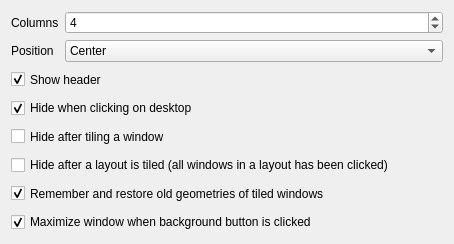
Above: package/contents/ui/config.ui from qewer33/Exquisite before the change. Below: the same form after it.
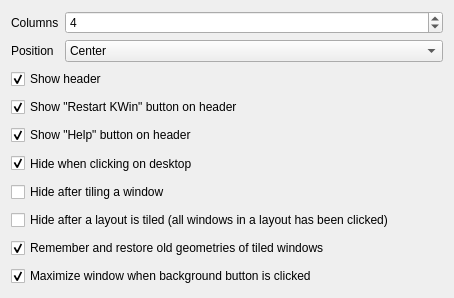
That is the form after the change.

Commit message: Add header buttons config

The edit to the form file:
```diff
--- a/package/contents/ui/config.ui
+++ b/package/contents/ui/config.ui
@@ -7,7 +7,7 @@
     <x>0</x>
     <y>0</y>
     <width>454</width>
-    <height>244</height>
+    <height>298</height>
    </rect>
   </property>
   <layout class="QVBoxLayout" name="verticalLayout">
@@ -101,6 +101,44 @@
      </property>
     </widget>
    </item>
+   <item>
+    <widget class="QCheckBox" name="kcfg_showRestartButton">
+     <property name="sizePolicy">
+      <sizepolicy hsizetype="Minimum" vsizetype="Expanding">
+       <horstretch>0</horstretch>
+       <verstretch>0</verstretch>
+      </sizepolicy>
+     </property>
+     <property name="text">
+      <string>Show &quot;Restart KWin&quot; button on header</string>
+     </property>
+     <property name="checkable">
+      <bool>true</bool>
+     </property>
+     <property name="checked">
+      <bool>true</bool>
+     </property>
+    </widget>
+   </item>
+   <item>
+    <widget class="QCheckBox" name="kcfg_showHelpButton">
+     <property name="sizePolicy">
+      <sizepolicy hsizetype="Minimum" vsizetype="Expanding">
+       <horstretch>0</horstretch>
+       <verstretch>0</verstretch>
+      </sizepolicy>
+     </property>
+     <property name="text">
+      <string>Show &quot;Help&quot; button on header</string>
+     </property>
+     <property name="checkable">
+      <bool>true</bool>
+     </property>
+     <property name="checked">
+      <bool>true</bool>
+     </property>
+    </widget>
+   </item>
    <item>
     <widget class="QCheckBox" name="kcfg_hideOnDesktopClick">
      <property name="sizePolicy">
```
The commit also changes 2 other files.
